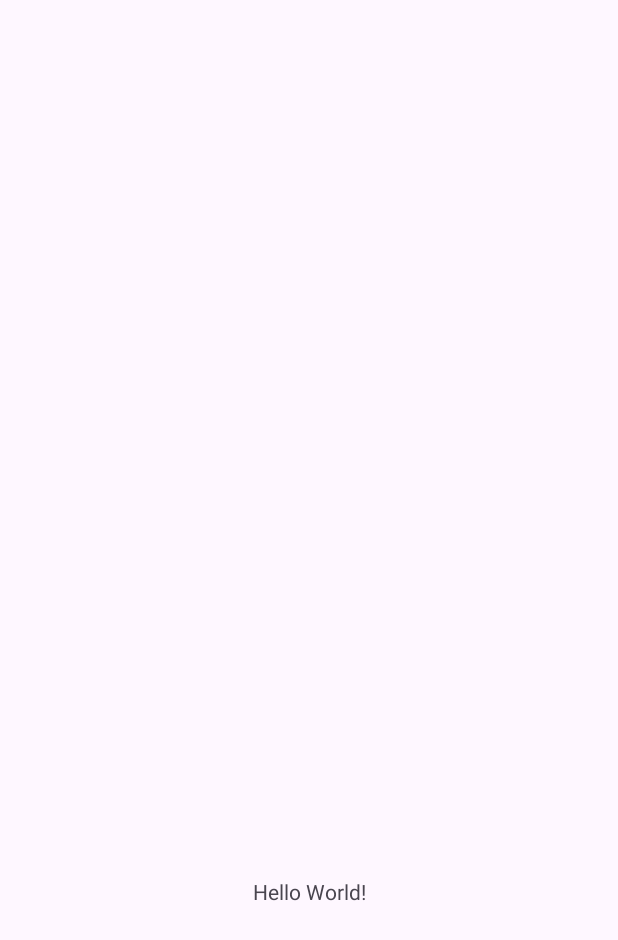
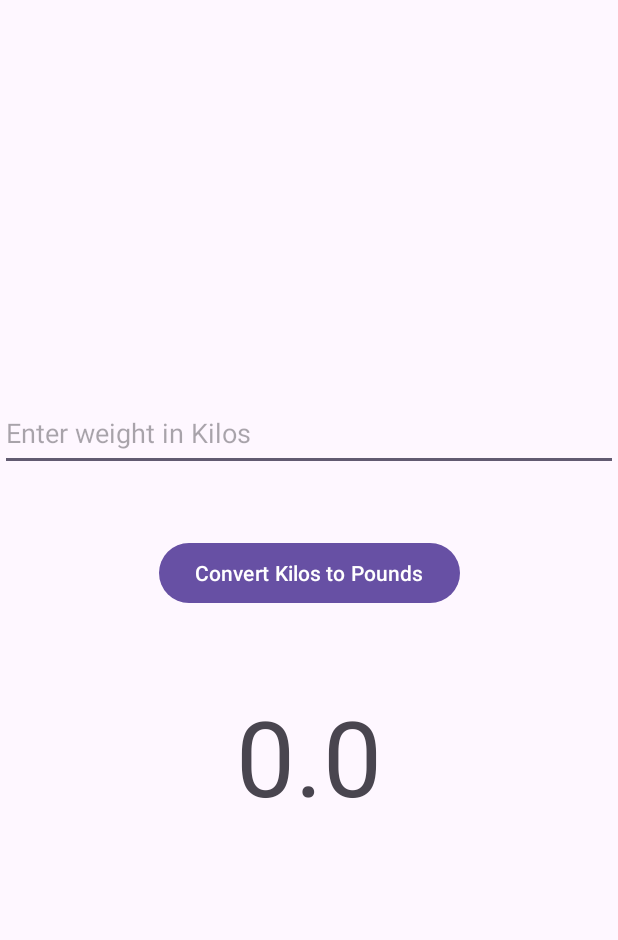
Before and after one commit to pepriandika/unit-converter, an Android app: the screen it shows after launch (MainActivity), on a phone screen of 412 x 824 dp. Before the commit the part shown is almost empty. Shown: the top 940 px of the screen. Run offline under Robolectric (Android 15) with nearby library versions, the phone set to English and light mode, and no system bars.

Commit message:
finish project

```diff
--- a/app/src/main/java/com/pendka/unitconverter/MainActivity.java
+++ b/app/src/main/java/com/pendka/unitconverter/MainActivity.java
@@ -1,6 +1,11 @@
  package com.pendka.unitconverter;
 
 import android.os.Bundle;
+import android.view.View;
+import android.widget.Button;
+import android.widget.EditText;
+import android.widget.TextView;
+import android.widget.Toast;
 
 import androidx.activity.EdgeToEdge;
 import androidx.appcompat.app.AppCompatActivity;
@@ -9,6 +14,10 @@ import androidx.core.view.ViewCompat;
 import androidx.core.view.WindowInsetsCompat;
 
 public class MainActivity extends AppCompatActivity {
+
+    EditText editText;
+    TextView textView;
+    Button button;
 
     @Override
     protected void onCreate(Bundle savedInstanceState) {
@@ -20,5 +29,25 @@ public class MainActivity extends AppCompatActivity {
             v.setPadding(systemBars.left, systemBars.top, systemBars.right, systemBars.bottom);
             return insets;
         });
+
+        editText = findViewById(R.id.editText);
+        textView = findViewById(R.id.textView);
+        button = findViewById(R.id.button);
+
+
+        button.setOnClickListener(new View.OnClickListener() {
+            @Override
+            public void onClick(View v) {
+                String inputText = editText.getText().toString();
+                double kilos = Double.parseDouble(inputText);
+                double pounds = kilosToPounds(kilos);
+                textView.setText("" + pounds );
+            }
+        });
+    }
+
+    static double kilosToPounds(double kilos){
+        double onePound = 2.20462;
+        return kilos * onePound;
     }
 }
--- a/app/src/main/res/layout/activity_main.xml
+++ b/app/src/main/res/layout/activity_main.xml
@@ -7,14 +7,39 @@
     android:layout_height="match_parent"
     tools:context=".MainActivity">
 
-    <TextView
+
+    <EditText
+        android:id="@+id/editText"
+        android:layout_width="0dp"
+        android:layout_height="50dp"
+        android:layout_marginTop="264dp"
+        android:height="50dp"
+        android:inputType="number"
+        android:hint="Enter weight in Kilos"
+        app:layout_constraintEnd_toEndOf="parent"
+        app:layout_constraintHorizontal_bias="1.0"
+        app:layout_constraintStart_toStartOf="parent"
+        app:layout_constraintTop_toTopOf="parent" />
+
+    <Button
+        android:id="@+id/button"
         android:layout_width="wrap_content"
         android:layout_height="wrap_content"
-        android:text="Hello World!"
-        app:layout_constraintBottom_toBottomOf="parent"
+        android:layout_marginTop="44dp"
+        android:text="Convert Kilos to Pounds"
         app:layout_constraintEnd_toEndOf="parent"
         app:layout_constraintStart_toStartOf="parent"
-        app:layout_constraintTop_toTopOf="parent"
-        app:layout_constraintVertical_bias="0.727" />
+        app:layout_constraintTop_toBottomOf="@+id/editText" />
+
+    <TextView
+        android:id="@+id/textView"
+        android:layout_width="wrap_content"
+        android:layout_height="wrap_content"
+        android:layout_marginTop="51dp"
+        android:text="0.0"
+        android:textSize="70sp"
+        app:layout_constraintEnd_toEndOf="parent"
+        app:layout_constraintStart_toStartOf="parent"
+        app:layout_constraintTop_toBottomOf="@+id/button" />
 
 </androidx.constraintlayout.widget.ConstraintLayout>
```
